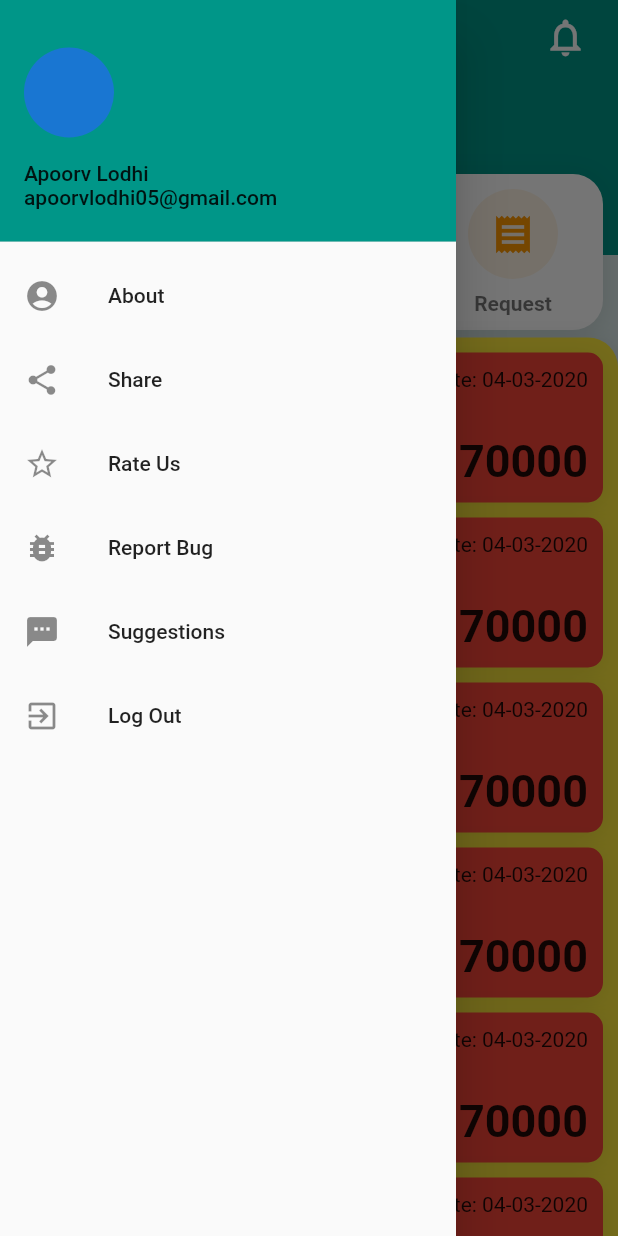
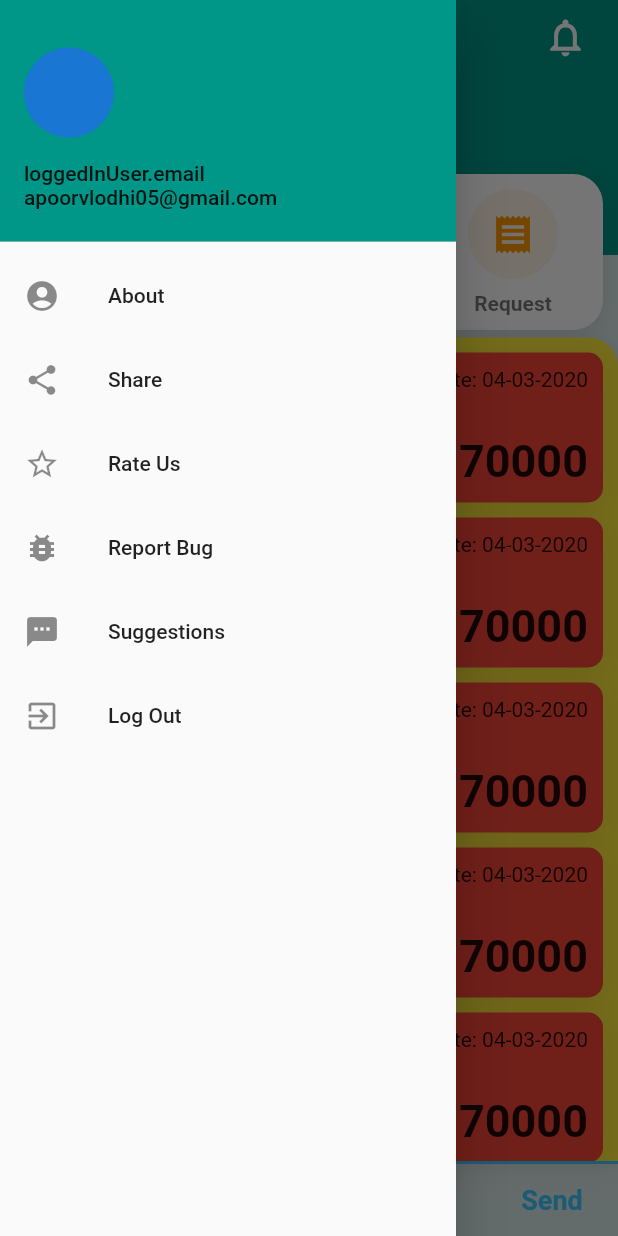
Before and after one commit to apoorvlodhi-io/money_manager_app, a Flutter app: the MyHomePage screen opened by its route, with the side drawer open, on a phone screen of 412 x 824 dp. Run offline on Flutter 3.47's test engine with Material 2 defaults, Android fonts, the phone set to English and light mode, and no system bars; our stand-ins replace cloud_firestore, firebase_auth, google_sign_in, modal_progress_hud, rxdart; accounts and stored records are empty; network calls fail.

Commit message:
minor fixes

```diff
--- a/lib/assets/UsersList.dart
+++ b/lib/assets/UsersList.dart
@@ -1,11 +1,16 @@
 import 'package:flutter/material.dart';
-import 'package:moneymanagerapptest3/Cards/ReusableCard.dart';
+import 'package:moneymanagerapptest3/cards/FriendCard.dart';
 
-class UsersList extends StatelessWidget {
+class UsersList extends StatefulWidget {
   const UsersList({
     Key key,
   }) : super(key: key);
 
+  @override
+  _UsersListState createState() => _UsersListState();
+}
+
+class _UsersListState extends State<UsersList> {
   @override
   Widget build(BuildContext context) {
     return Expanded(
@@ -27,12 +32,13 @@ class UsersList extends StatelessWidget {
             ]),
         child: ListView(
           children: <Widget>[
-            ReusableCard(),
-            ReusableCard(),
-            ReusableCard(),
-            ReusableCard(),
-            ReusableCard(),
-            ReusableCard(),
+            FriendCard(),
+            FriendCard(),
+            FriendCard(),
+            FriendCard(),
+            FriendCard(),
+            FriendCard(),
+            FriendCard(),
           ],
         ),
       ),
--- a/lib/cards/ReusableCard.dart
+++ b/lib/cards/FriendCard.dart
@@ -1,11 +1,11 @@
 import 'package:flutter/material.dart';
 
-class ReusableCard extends StatefulWidget {
+class FriendCard extends StatefulWidget {
   @override
-  _ReusableCardState createState() => _ReusableCardState();
+  _FriendCardState createState() => _FriendCardState();
 }
 
-class _ReusableCardState extends State<ReusableCard> {
+class _FriendCardState extends State<FriendCard> {
   @override
   Widget build(BuildContext context) {
     return Container(
--- a/lib/main.dart
+++ b/lib/main.dart
@@ -1,6 +1,7 @@
 import 'package:flutter/material.dart';
 import 'package:flutter/cupertino.dart';
 import 'package:moneymanagerapptest3/screens/MyHomePage.dart';
+import 'package:moneymanagerapptest3/screens/NotificationScreen.dart';
 import 'package:moneymanagerapptest3/screens/SplashScreen.dart';
 import 'package:moneymanagerapptest3/screens/login_screen.dart';
 import 'package:moneymanagerapptest3/screens/registration_screen.dart';
@@ -19,6 +20,7 @@ class MyApp extends StatelessWidget {
         LoginScreen.id: (context) => LoginScreen(),
         RegistrationScreen.id: (context) => RegistrationScreen(),
         MyHomePage.id: (context) => MyHomePage(),
+        NotificationScreen.id: (context) => NotificationScreen(),
       },
     );
   }
--- a/lib/screens/MyHomePage.dart
+++ b/lib/screens/MyHomePage.dart
@@ -2,6 +2,12 @@ import 'package:flutter/material.dart';
 import 'package:moneymanagerapptest3/assets/Expenditure.dart';
 import 'package:moneymanagerapptest3/assets/MainMenu.dart';
 import 'package:moneymanagerapptest3/assets/UsersList.dart';
+import 'package:firebase_auth/firebase_auth.dart';
+import 'package:cloud_firestore/cloud_firestore.dart';
+import 'package:moneymanagerapptest3/screens/NotificationScreen.dart';
+//import 'package:moneymanagerapptest3/screens/registration_screen.dart';
+import 'package:moneymanagerapptest3/screens/welcome_screen.dart';
+import 'package:moneymanagerapptest3/constants.dart';
 
 class MyHomePage extends StatefulWidget {
   static const String id = 'MyHomePage';
@@ -10,7 +16,36 @@ class MyHomePage extends StatefulWidget {
 }
 
 class _MyHomePageState extends State<MyHomePage> {
+//  final _auth = FirebaseAuth.instance;
+  final _firestore = Firestore.instance;
+  final _auth = FirebaseAuth.instance;
+  FirebaseUser loggedInUser;
+//  final messageTextController = TextEditingController();
+  String messageText;
+  var now = new DateTime.now();
+
   final GlobalKey<ScaffoldState> _scaffoldKey = new GlobalKey<ScaffoldState>();
+
+  @override
+  void initState() {
+    super.initState();
+
+    getCurrentUser();
+  }
+
+  void getCurrentUser() async {
+    try {
+      final user = await _auth.currentUser();
+      if (user != null) {
+        loggedInUser = user;
+
+        print(loggedInUser.email);
+      }
+    } catch (e) {
+      print(e);
+    }
+  }
+
   @override
   Widget build(BuildContext context) {
 //    Color primaryColor = Color.fromRGBO(255, 82, 48, 1);
@@ -49,7 +84,7 @@ class _MyHomePageState extends State<MyHomePage> {
                         child: Column(
                           crossAxisAlignment: CrossAxisAlignment.start,
                           children: <Widget>[
-                            Text('Apoorv Lodhi'),
+                            Text('loggedInUser.email'),
                             Text('apoorvlodhi05@gmail.com')
                           ],
                         ),
@@ -112,10 +147,9 @@ class _MyHomePageState extends State<MyHomePage> {
                 leading: Icon(Icons.exit_to_app),
                 title: Text('Log Out'),
                 onTap: () {
-                  // Update the state of the app
-                  // ...
-                  // Then close the drawer
+                  _auth.signOut();
                   Navigator.pop(context);
+                  Navigator.pushNamed(context, WelcomeScreen.id);
                 },
               ),
             ],
@@ -165,7 +199,7 @@ class _MyHomePageState extends State<MyHomePage> {
                           color: Colors.white,
                           iconSize: 30.0,
                           onPressed: () {
-                            Navigator.pushNamed(context, '/NotificationScreen');
+                            Navigator.pushNamed(context, NotificationScreen.id);
                           },
                         )
                       ],
@@ -178,8 +212,47 @@ class _MyHomePageState extends State<MyHomePage> {
                 MainMenu(),
 
                 UsersList(),
+                Column(
+                  mainAxisAlignment: MainAxisAlignment.spaceBetween,
+                  crossAxisAlignment: CrossAxisAlignment.stretch,
+                  children: <Widget>[
+                    Container(
+                      decoration: kMessageContainerDecoration,
+                      child: Row(
+                        crossAxisAlignment: CrossAxisAlignment.center,
+                        children: <Widget>[
+                          Expanded(
+                            child: TextField(
+//                              controller: messageTextController,
+                              onChanged: (value) {
+                                messageText = value;
+                              },
+                              decoration: kMessageTextFieldDecoration,
+                            ),
+                          ),
+                          FlatButton(
+                            onPressed: () {
+//                              messageTextController.clear();
+                              _firestore.collection('friendsList').add(
+                                {
+                                  'name': messageText,
+                                  'email': loggedInUser.email,
+                                  'time': now,
+                                },
+                              );
+                            },
+                            child: Text(
+                              'Send',
+                              style: kSendButtonTextStyle,
+                            ),
+                          ),
+                        ],
+                      ),
+                    ),
+                  ],
+                ),
               ],
-            )
+            ),
           ],
         ),
       ),
--- a/lib/screens/welcome_screen.dart
+++ b/lib/screens/welcome_screen.dart
@@ -56,7 +56,7 @@ class _WelcomeScreenState extends State<WelcomeScreen> {
                 backgroundImage: Image.network(
                     'https://lh3.googleusercontent.com/YTB4ZfOQpnJUB4F1G7GCoc8J0Y3xfEyLEs07vUotIz6WDkQ1jGIhqmAfnYHICg3NAyI'),
                 onPressed: () {
-                  Navigator.pushNamed(context, MyHomePage.id);
+                  Navigator.pushNamed(context, RegistrationScreen.id);
                 },
               ),
               Divider(),
```
Also changed, not shown: lib/cards/TransactionCard.dart (added, +57 -0 lines), lib/screens/NotificationScreen.dart (+7 -1 lines).
